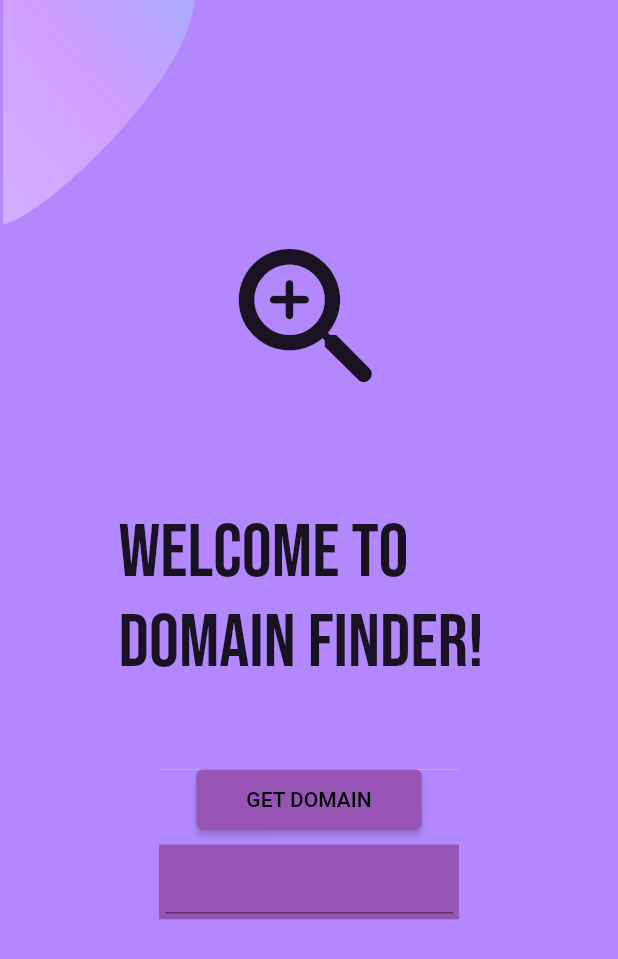
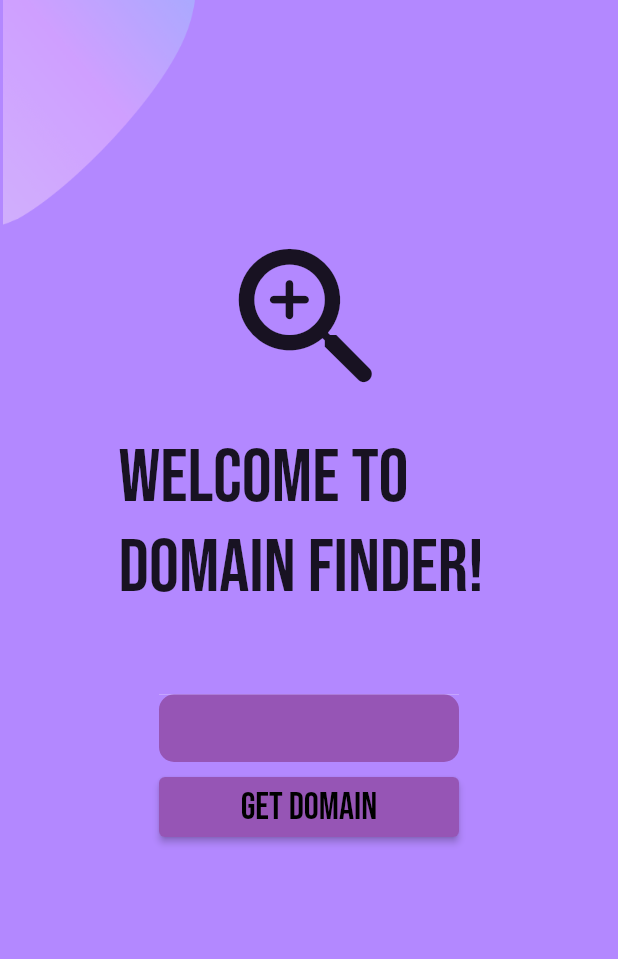
Before and after one commit to saada865/domainFinder-Frontend_Flutter, a Flutter app: the screen it shows after launch, on a phone screen of 412 x 824 dp. Shown: the top 959 px of the screen. Run offline on Flutter 3.47's test engine with Material 2 defaults, Android fonts, the phone set to English and light mode, and no system bars; our stand-ins replace google_fonts.

Commit message:
Final send

```diff
--- a/lib/apiCaller.dart
+++ b/lib/apiCaller.dart
@@ -1,6 +1,7 @@
 import 'dart:convert';
 import 'dart:math';
 import 'package:flutter/material.dart';
+import 'package:google_fonts/google_fonts.dart';
 import 'package:http/http.dart' as http;
 import 'package:url_launcher/url_launcher.dart';
 
@@ -81,15 +82,34 @@ class _ApiServiceState extends State<ApiService> {
       child: Column(
         children: [
           Container(
+            height: 45,
+            width: 200,
+            decoration: BoxDecoration(
+              color: Color.fromARGB(255, 150, 85, 181),
+              borderRadius: BorderRadius.circular(10),
+            ),
+            child: TextField(
+              controller: myCont,
+              decoration: InputDecoration(border: InputBorder.none),
+            ),
+          ),
+          SizedBox(
+            height: 10,
+          ),
+          Container(
             height: 40,
-            width: 150,
+            width: 200,
             child: ElevatedButton(
               style: ButtonStyle(
                   backgroundColor: MaterialStateProperty.all<Color>(
                       Color.fromARGB(255, 150, 85, 181)),
                   foregroundColor:
                       MaterialStateProperty.all<Color>(Colors.black)),
-              child: Text("GET DOMAIN"),
+              child: Text(
+                "GET DOMAIN",
+                style: GoogleFonts.bebasNeue(
+                    fontStyle: FontStyle.normal, fontSize: 25),
+              ),
               onPressed: () {
                 fetchNotes();
                 //// print(dope);
@@ -97,25 +117,6 @@ class _ApiServiceState extends State<ApiService> {
               },
             ),
           ),
-          SizedBox(
-            height: 10,
-          ),
-          // ignore: prefer_const_constructors
-          // ElevatedButton(
-          //   onPressed: method,
-          //   child: Text("For webpage"),
-          // ),
-          Container(
-            height: 50,
-            width: 200,
-            decoration: BoxDecoration(color: Color.fromARGB(255, 150, 85, 181)),
-            child: Padding(
-              padding: const EdgeInsets.all(4.0),
-              child: TextField(
-                controller: myCont,
-              ),
-            ),
-          )
         ],
       ),
     ));
--- a/lib/backG.dart
+++ b/lib/backG.dart
@@ -21,6 +21,7 @@ class _backGState extends State<backG> {
   Widget build(BuildContext context) {
     return Container(
       color: Colors.deepPurpleAccent[100],
+      child: SingleChildScrollView(
         child: Column(
           children: [
             //SizedBox(height: 200),
@@ -43,9 +44,6 @@ class _backGState extends State<backG> {
             Icon(
               Icons.zoom_in_rounded,
               size: 125,
-          ),
-          SizedBox(
-            height: 50,
             ),
             Card(
               color: Colors.deepPurpleAccent[100],
@@ -91,6 +89,7 @@ class _backGState extends State<backG> {
             //     ))
           ],
         ),
+      ),
     );
   }
 }
```
Lines whose indentation alone changed are shown as unchanged.
